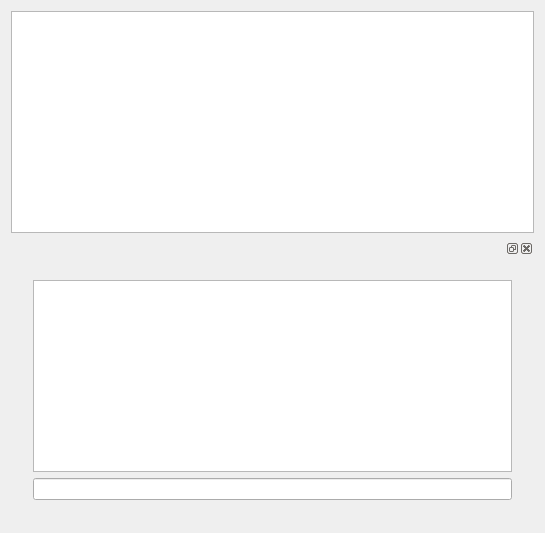
This is usr/RL/TestMaze_II/testmaze_ii.ui in cambyse/PO-LGP as Qt 5 draws it before an edit. The edited form follows.
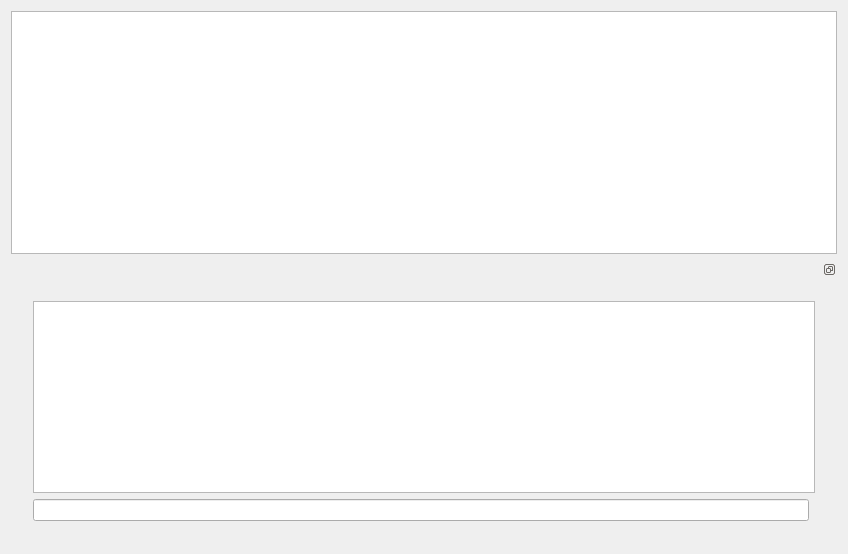
This is the edited form.

Commit message: new argument parsing and minor changes

What changed in the file:
```diff
--- a/usr/RL/TestMaze_II/testmaze_ii.ui
+++ b/usr/RL/TestMaze_II/testmaze_ii.ui
@@ -6,8 +6,8 @@
    <rect>
     <x>0</x>
     <y>0</y>
-    <width>545</width>
-    <height>533</height>
+    <width>848</width>
+    <height>554</height>
    </rect>
   </property>
   <property name="windowTitle">
@@ -19,12 +19,15 @@
    </item>
    <item row="1" column="0">
     <widget class="QDockWidget" name="_wConsoleWidget">
+     <property name="features">
+      <set>QDockWidget::DockWidgetFloatable|QDockWidget::DockWidgetMovable</set>
+     </property>
      <widget class="QWidget" name="dockWidgetContents">
       <layout class="QGridLayout" name="gridLayout_3">
        <item row="0" column="0">
         <widget class="QWidget" name="widget" native="true">
          <layout class="QGridLayout" name="gridLayout_2">
-          <item row="0" column="0">
+          <item row="0" column="0" rowspan="2" colspan="2">
            <widget class="QPlainTextEdit" name="_wConsoleOutput">
             <property name="font">
              <font>
@@ -36,7 +39,7 @@
             </property>
            </widget>
           </item>
-          <item row="1" column="0">
+          <item row="2" column="0">
            <widget class="QLineEdit" name="_wConsoleInput"/>
           </item>
          </layout>
```
The commit also changes 2 other files.
